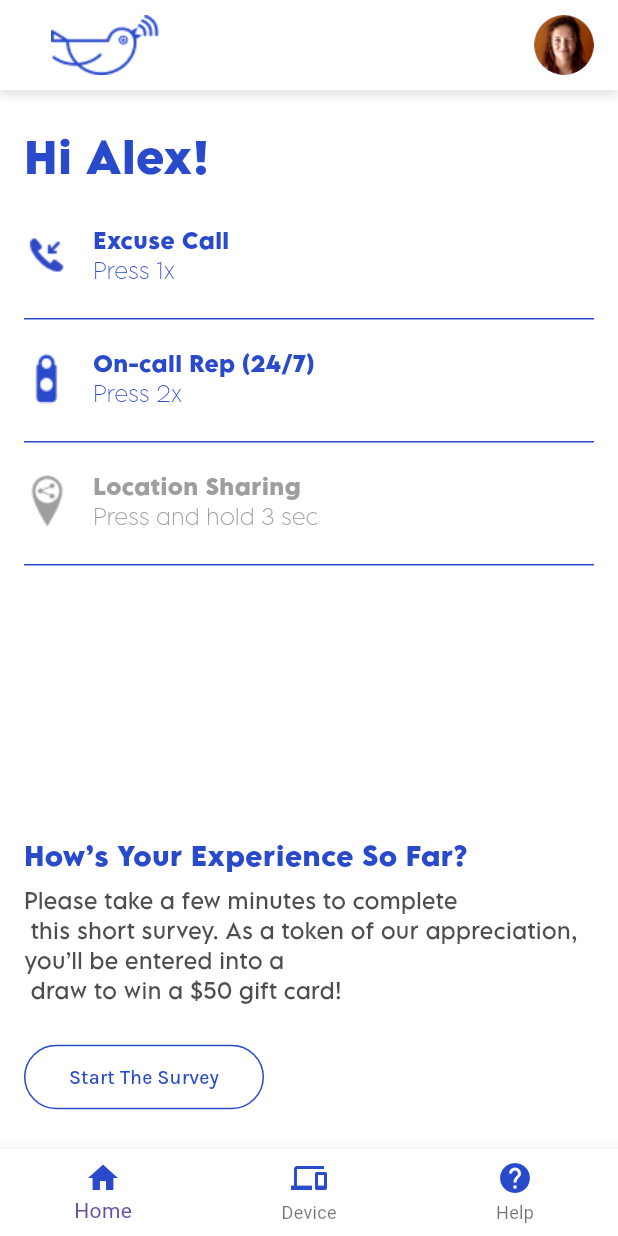
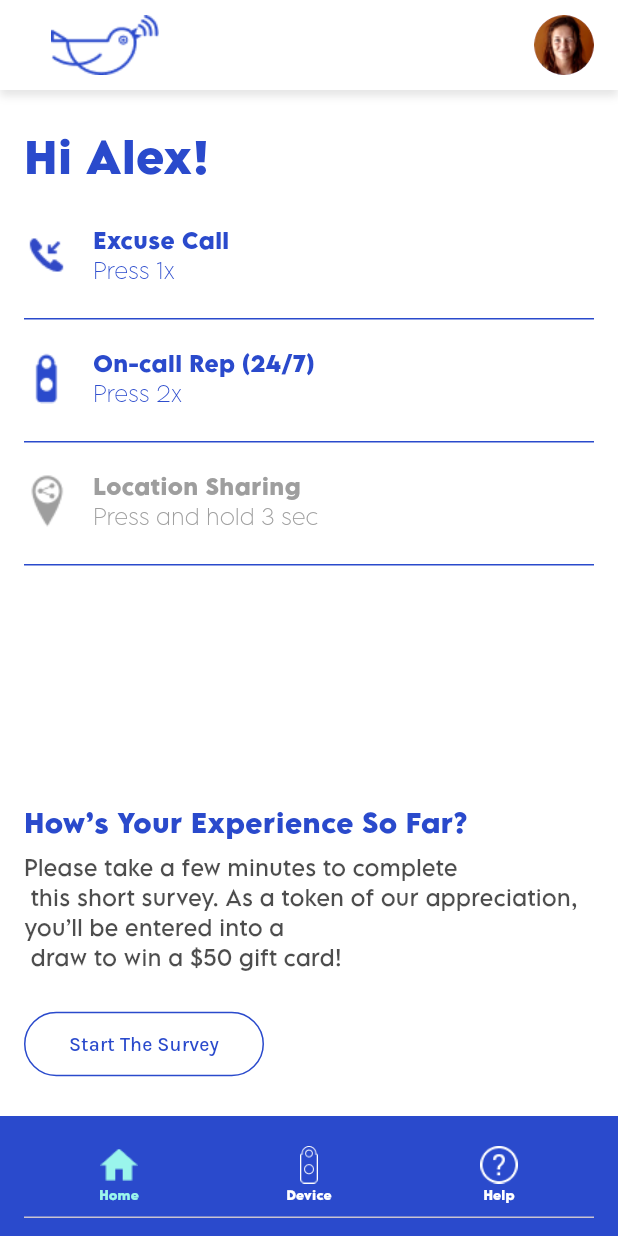
Before and after one commit to Gaitan19/flutterClass, a Flutter app: the screen it shows after launch, after a tap on "CONTINUE", on a phone screen of 412 x 824 dp. Run offline on Flutter 3.47's test engine with Material 3 defaults, Android fonts, the phone set to English and light mode, and no system bars; our stand-ins replace dio, flutter_otp_text_field, flutter_rating_bar, flutter_slidable, google_maps_flutter, percent_indicator and 2 more; missing offline and left inert: custom_map_markers, widget_mask.

Commit message:
added main tab view

```diff
--- a/flutterProyects/survey/lib/common/color_extension.dart
+++ b/flutterProyects/survey/lib/common/color_extension.dart
@@ -6,4 +6,5 @@ class TColor {
   static Color get secondary => const Color(0xff9AF5EC);
   static Color get text => secondary;
   static Color get textDark => const Color(0xB2000000);
+  static Color get white => const Color(0xffffffff);
 }
--- /dev/null
+++ b/flutterProyects/survey/lib/view/device/device_view.dart
@@ -0,0 +1,15 @@
+import 'package:flutter/material.dart';
+
+class DeviceView extends StatefulWidget {
+  const DeviceView({super.key});
+
+  @override
+  State<DeviceView> createState() => _DeviceViewState();
+}
+
+class _DeviceViewState extends State<DeviceView> {
+  @override
+  Widget build(BuildContext context) {
+    return const Placeholder();
+  }
+}
--- /dev/null
+++ b/flutterProyects/survey/lib/view/help/help_view.dart
@@ -0,0 +1,15 @@
+import 'package:flutter/material.dart';
+
+class HelpView extends StatefulWidget {
+  const HelpView({super.key});
+
+  @override
+  State<HelpView> createState() => _HelpViewState();
+}
+
+class _HelpViewState extends State<HelpView> {
+  @override
+  Widget build(BuildContext context) {
+    return Container();
+  }
+}
--- a/flutterProyects/survey/lib/view/home/home_view.dart
+++ b/flutterProyects/survey/lib/view/home/home_view.dart
@@ -89,23 +89,6 @@ class HomeView extends StatelessWidget {
           ],
         ),
       ),
-      bottomNavigationBar: BottomNavigationBar(
-        backgroundColor: Colors.white,
-        items: [
-          BottomNavigationBarItem(
-            icon: Icon(Icons.home, color: TColor.primary),
-            label: 'Home',
-          ),
-          BottomNavigationBarItem(
-            icon: Icon(Icons.devices, color: TColor.primary),
-            label: 'Device',
-          ),
-          BottomNavigationBarItem(
-            icon: Icon(Icons.help, color: TColor.primary),
-            label: 'Help',
-          ),
-        ],
-      ),
     );
   }
 }
--- /dev/null
+++ b/flutterProyects/survey/lib/view/main_tab/main_tab_view.dart
@@ -0,0 +1,92 @@
+import 'package:flutter/material.dart';
+import 'package:survey/common/color_extension.dart';
+import 'package:survey/view/device/device_view.dart';
+import 'package:survey/view/help/help_view.dart';
+import 'package:survey/view/home/home_view.dart';
+
+class MainTabView extends StatefulWidget {
+  const MainTabView({super.key});
+
+  @override
+  State<MainTabView> createState() => _MainTabViewState();
+}
+
+class _MainTabViewState extends State<MainTabView>
+    with TickerProviderStateMixin {
+  TabController? controller;
+
+  @override
+  void initState() {
+    controller = TabController(length: 3, vsync: this);
+    controller?.addListener(() {
+      if (mounted) {
+        setState(() {});
+      }
+    });
+    super.initState();
+  }
+
+  @override
+  Widget build(BuildContext context) {
+    return Scaffold(
+      body: TabBarView(
+          controller: controller,
+          children: const [HomeView(), DeviceView(), HelpView()]),
+      bottomNavigationBar: BottomAppBar(
+        color: TColor.primary,
+        elevation: 0,
+        child: TabBar(
+            controller: controller,
+            labelColor: TColor.secondary,
+            labelPadding: EdgeInsets.zero,
+            unselectedLabelColor: TColor.white,
+            labelStyle: const TextStyle(
+                fontSize: 8,
+                fontWeight: FontWeight.w600,
+                fontFamily: 'LemonMilkPro'),
+            unselectedLabelStyle: const TextStyle(
+                fontSize: 8,
+                fontWeight: FontWeight.w600,
+                fontFamily: 'LemonMilkPro'),
+            indicatorColor: Colors.transparent,
+            indicatorSize: TabBarIndicatorSize.tab,
+            padding: EdgeInsets.zero,
+            tabs: [
+              Tab(
+                icon: Image.asset(
+                  "assets/img/home.png",
+                  width: 25,
+                  height: 25,
+                  fit: BoxFit.contain,
+                  color:
+                      controller?.index == 0 ? TColor.secondary : TColor.white,
+                ),
+                text: "Home",
+              ),
+              Tab(
+                icon: Image.asset(
+                  "assets/img/device.png",
+                  width: 25,
+                  height: 25,
+                  fit: BoxFit.contain,
+                  color:
+                      controller?.index == 1 ? TColor.secondary : TColor.white,
+                ),
+                text: "Device",
+              ),
+              Tab(
+                icon: Image.asset(
+                  "assets/img/help.png",
+                  width: 25,
+                  height: 25,
+                  fit: BoxFit.contain,
+                  color:
+                      controller?.index == 2 ? TColor.secondary : TColor.white,
+                ),
+                text: "Help",
+              ),
+            ]),
+      ),
+    );
+  }
+}
--- a/flutterProyects/survey/lib/view/ready_to_fly/ready_to_fly_view.dart
+++ b/flutterProyects/survey/lib/view/ready_to_fly/ready_to_fly_view.dart
@@ -2,6 +2,7 @@ import 'package:flutter/material.dart';
 import 'package:survey/common/color_extension.dart';
 import 'package:survey/common_widget/outline_button.dart';
 import 'package:survey/view/home/home_view.dart';
+import 'package:survey/view/main_tab/main_tab_view.dart';
 
 class ReadyToFlyView extends StatelessWidget {
   const ReadyToFlyView({super.key});
@@ -59,7 +60,7 @@ class ReadyToFlyView extends StatelessWidget {
                             Navigator.push(
                                 context,
                                 MaterialPageRoute(
-                                    builder: (context) => const HomeView()));
+                                    builder: (context) => const MainTabView()));
                           },
                           borderColor: Colors.white,
                           textStyle: const TextStyle(
```
Also changed, not shown: flutterProyects/survey/assets/img/device.png (added), flutterProyects/survey/assets/img/help.png (added), flutterProyects/survey/assets/img/home.png (added).
